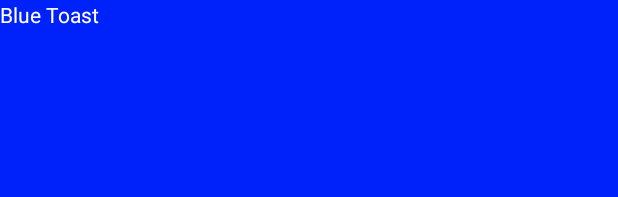
After one commit to yaf8/Data-Manager-Assignment-SharedPreference, an Android app: the layout blue_toast.xml on its own in the app's theme, with its tools: preview values and no code run, on a phone screen of 412 x 824 dp. The commit adds this screen. Shown: the top 197 px of the screen. Run offline under Robolectric (Android 15) with nearby library versions, the phone set to English and light mode, and no system bars.

Commit message:
update 1.1

```diff
--- /dev/null
+++ b/app/src/main/res/layout/blue_toast.xml
@@ -0,0 +1,16 @@
+<?xml version="1.0" encoding="utf-8"?>
+<LinearLayout xmlns:android="http://schemas.android.com/apk/res/android"
+    android:layout_width="match_parent"
+    android:layout_height="match_parent"
+    android:id="@+id/blue_toast_layout"
+    android:orientation="vertical"
+    android:background="#0022FA">
+
+    <TextView
+        android:id="@+id/blueToastMessage"
+        android:layout_width="wrap_content"
+        android:layout_height="wrap_content"
+        android:textColor="@color/white"
+        android:text="Blue Toast"/>
+
+</LinearLayout>
```
Also changed, not shown: app/src/main/java/com/example/sharedpreference2/MainActivity.java (+44 -0 lines), app/src/main/res/layout/red_toast.xml (added, +16 -0 lines).
